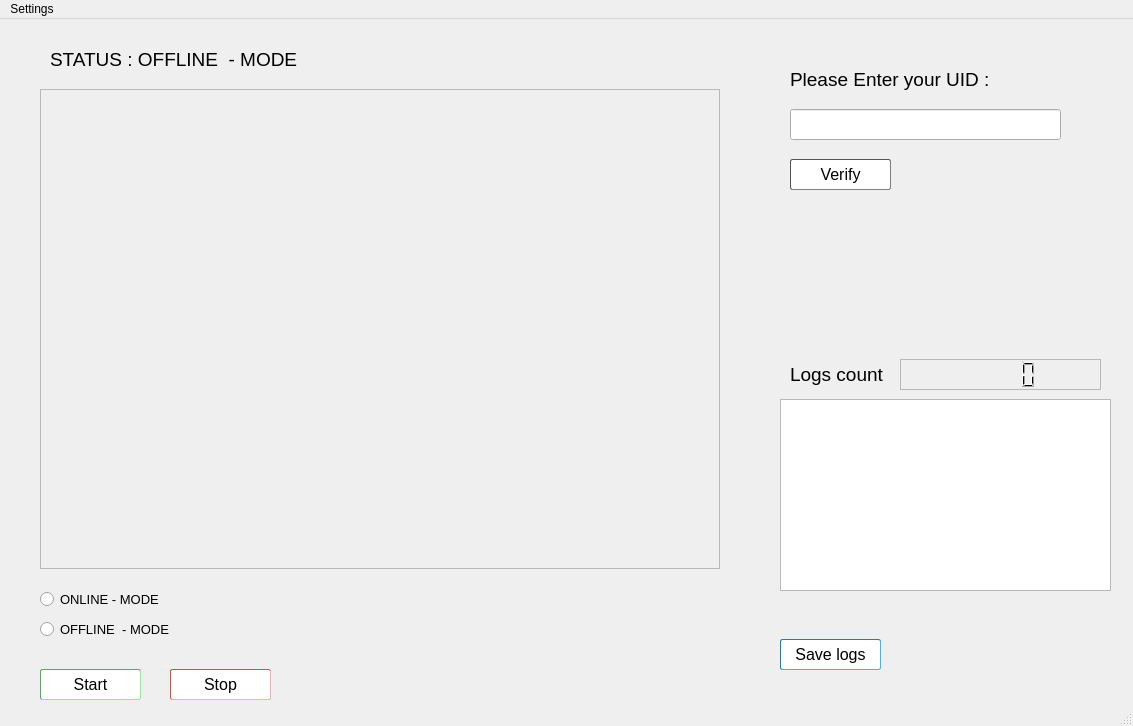
Above: Desktop/UI/Design1.ui from NishantGhanate/FinalYearProject before the change. Below: the same form after it.
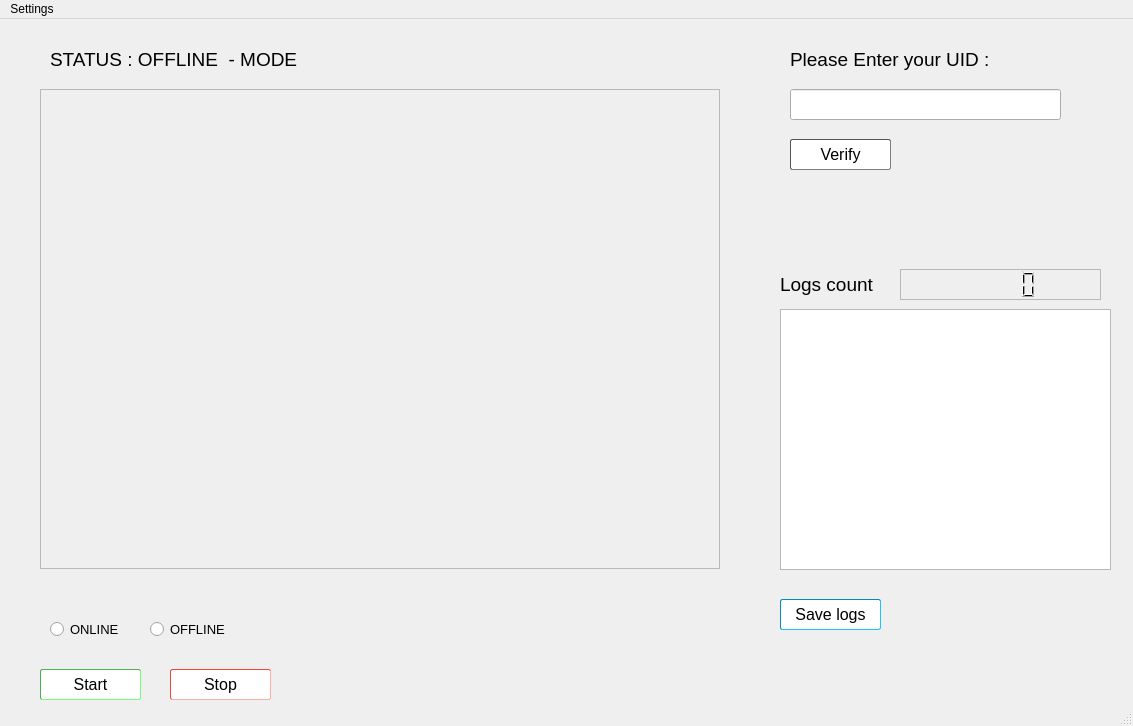
That is the form after the change.

The edit to the form file:
```diff
--- a/Desktop/UI/Design1.ui
+++ b/Desktop/UI/Design1.ui
@@ -194,7 +194,7 @@
     <property name="geometry">
      <rect>
       <x>780</x>
-      <y>620</y>
+      <y>580</y>
       <width>101</width>
       <height>31</height>
      </rect>
@@ -211,8 +211,8 @@
    <widget class="QLabel" name="labelLogs">
     <property name="geometry">
      <rect>
-      <x>790</x>
-      <y>340</y>
+      <x>780</x>
+      <y>250</y>
       <width>141</width>
       <height>31</height>
      </rect>
@@ -229,8 +229,8 @@
    <widget class="QRadioButton" name="radioButtonOnline">
     <property name="geometry">
      <rect>
-      <x>40</x>
-      <y>570</y>
+      <x>50</x>
+      <y>600</y>
       <width>151</width>
       <height>21</height>
      </rect>
@@ -241,13 +241,13 @@
      </font>
     </property>
     <property name="text">
-     <string>ONLINE - MODE</string>
+     <string>ONLINE </string>
     </property>
    </widget>
    <widget class="QRadioButton" name="radioButtonOffline">
     <property name="geometry">
      <rect>
-      <x>40</x>
+      <x>150</x>
       <y>600</y>
       <width>141</width>
       <height>21</height>
@@ -259,14 +259,14 @@
      </font>
     </property>
     <property name="text">
-     <string>OFFLINE  - MODE</string>
+     <string>OFFLINE  </string>
     </property>
    </widget>
    <widget class="QPushButton" name="pushButtonVerify">
     <property name="geometry">
      <rect>
       <x>790</x>
-      <y>140</y>
+      <y>120</y>
       <width>101</width>
       <height>31</height>
      </rect>
@@ -284,7 +284,7 @@
     <property name="geometry">
      <rect>
       <x>790</x>
-      <y>50</y>
+      <y>30</y>
       <width>261</width>
       <height>21</height>
      </rect>
@@ -302,9 +302,9 @@
     <property name="geometry">
      <rect>
       <x>780</x>
-      <y>380</y>
+      <y>290</y>
       <width>331</width>
-      <height>192</height>
+      <height>261</height>
      </rect>
     </property>
    </widget>
@@ -312,7 +312,7 @@
     <property name="geometry">
      <rect>
       <x>900</x>
-      <y>340</y>
+      <y>250</y>
       <width>201</width>
       <height>31</height>
      </rect>
@@ -352,7 +352,7 @@
     <property name="geometry">
      <rect>
       <x>790</x>
-      <y>90</y>
+      <y>70</y>
       <width>271</width>
       <height>31</height>
      </rect>
```
Left out of the diff: 2 changed lines with no effect on the pictures.
